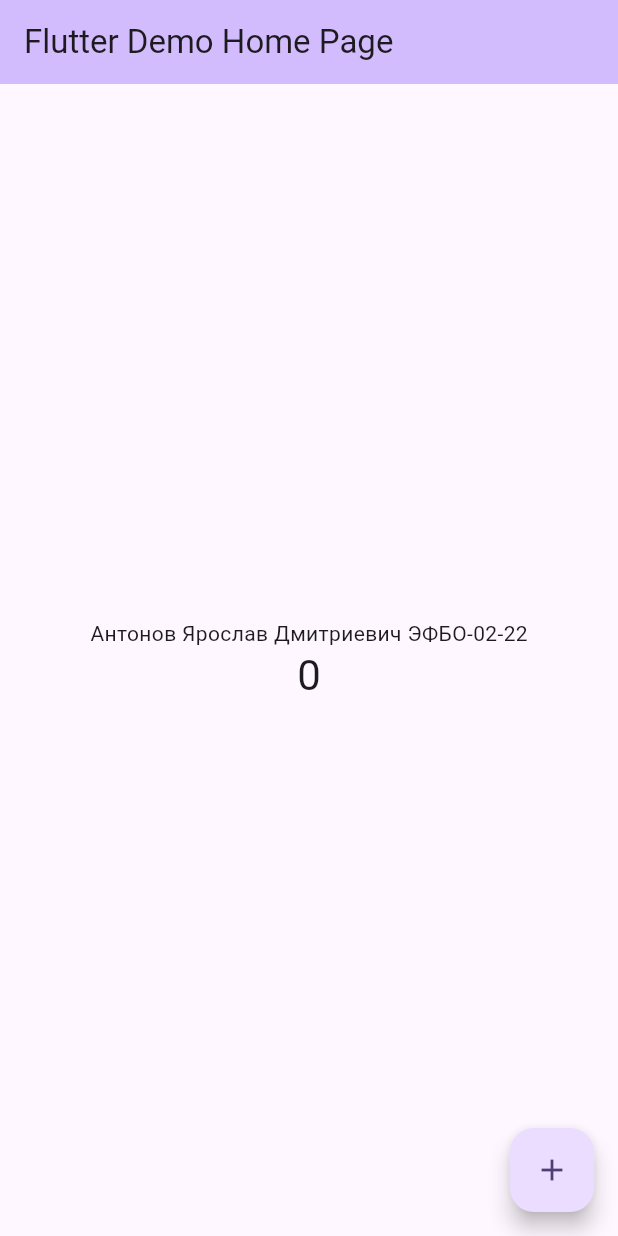
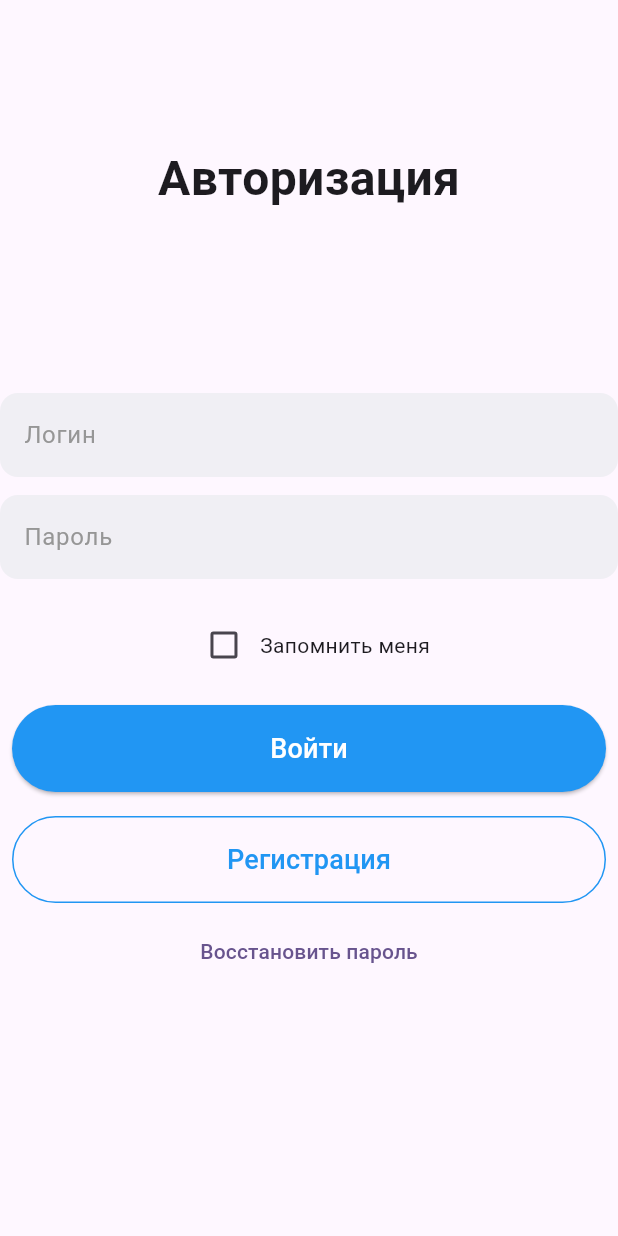
Before and after one commit to karazi2/pr2_pks, a Flutter app: the screen it shows after launch, on a phone screen of 412 x 824 dp. Run offline on Flutter 3.47's test engine with Material 3 defaults, Android fonts, the phone set to English and light mode, and no system bars.

Commit message:
Update main.dart

```diff
--- a/lib/main.dart
+++ b/lib/main.dart
@@ -7,119 +7,158 @@ void main() {
 class MyApp extends StatelessWidget {
   const MyApp({super.key});
 
-  // This widget is the root of your application.
   @override
   Widget build(BuildContext context) {
     return MaterialApp(
-      title: 'Flutter Demo',
+      debugShowCheckedModeBanner: false,
+      title: 'ПР2',
       theme: ThemeData(
-        // This is the theme of your application.
-        //
-        // TRY THIS: Try running your application with "flutter run". You'll see
-        // the application has a purple toolbar. Then, without quitting the app,
-        // try changing the seedColor in the colorScheme below to Colors.green
-        // and then invoke "hot reload" (save your changes or press the "hot
-        // reload" button in a Flutter-supported IDE, or press "r" if you used
-        // the command line to start the app).
-        //
-        // Notice that the counter didn't reset back to zero; the application
-        // state is not lost during the reload. To reset the state, use hot
-        // restart instead.
-        //
-        // This works for code too, not just values: Most code changes can be
-        // tested with just a hot reload.
         colorScheme: ColorScheme.fromSeed(seedColor: Colors.deepPurple),
         useMaterial3: true,
       ),
-      home: const MyHomePage(title: 'Flutter Demo Home Page'),
+      home: const HomePage(),
     );
   }
 }
 
-class MyHomePage extends StatefulWidget {
-  const MyHomePage({super.key, required this.title});
-
-  // This widget is the home page of your application. It is stateful, meaning
-  // that it has a State object (defined below) that contains fields that affect
-  // how it looks.
-
-  // This class is the configuration for the state. It holds the values (in this
-  // case the title) provided by the parent (in this case the App widget) and
-  // used by the build method of the State. Fields in a Widget subclass are
-  // always marked "final".
-
-  final String title;
+class HomePage extends StatefulWidget {
+  const HomePage({super.key});
 
   @override
-  State<MyHomePage> createState() => _MyHomePageState();
+  _HomePageState createState() => _HomePageState();
 }
 
-class _MyHomePageState extends State<MyHomePage> {
-  int _counter = 0;
-
-  void _incrementCounter() {
-    setState(() {
-      // This call to setState tells the Flutter framework that something has
-      // changed in this State, which causes it to rerun the build method below
-      // so that the display can reflect the updated values. If we changed
-      // _counter without calling setState(), then the build method would not be
-      // called again, and so nothing would appear to happen.
-      _counter++;
-    });
-  }
+class _HomePageState extends State<HomePage> {
+  bool rememberMe = false;
 
   @override
   Widget build(BuildContext context) {
-    // This method is rerun every time setState is called, for instance as done
-    // by the _incrementCounter method above.
-    //
-    // The Flutter framework has been optimized to make rerunning build methods
-    // fast, so that you can just rebuild anything that needs updating rather
-    // than having to individually change instances of widgets.
     return Scaffold(
-      appBar: AppBar(
-        // TRY THIS: Try changing the color here to a specific color (to
-        // Colors.amber, perhaps?) and trigger a hot reload to see the AppBar
-        // change color while the other colors stay the same.
-        backgroundColor: Theme.of(context).colorScheme.inversePrimary,
-        // Here we take the value from the MyHomePage object that was created by
-        // the App.build method, and use it to set our appbar title.
-        title: Text(widget.title),
+      appBar: AppBar(),
+      body: Column(
+        children: <Widget>[
+          Padding(
+            padding: const EdgeInsets.only(top: 40.0), // Отступ сверху для текста
+            child: const Text(
+              'Авторизация',
+              style: TextStyle(
+                fontSize: 32,
+                fontWeight: FontWeight.bold,
+              ),
+            ),
+          ),
+          SizedBox(height: 120,),
+          const Padding(
+            padding: EdgeInsets.only(bottom: 12.0),
+            child: TextField(
+              decoration: InputDecoration(
+                hintText: 'Логин',
+                hintStyle: TextStyle(
+                  color: Color.fromRGBO(150, 150, 150, 1),
+                ),
+                filled: true,
+                fillColor: Color.fromRGBO(240, 239, 244, 1),
+                border: OutlineInputBorder(
+                  borderRadius: BorderRadius.all(Radius.circular(12.0)),
+                  borderSide: BorderSide.none,
+                ),
+                enabledBorder: OutlineInputBorder(
+                  borderRadius: BorderRadius.all(Radius.circular(12.0)),
+                  borderSide: BorderSide.none,
+                ),
+                focusedBorder: OutlineInputBorder(
+                  borderRadius: BorderRadius.all(Radius.circular(12.0)),
+                  borderSide: BorderSide.none,
+                ),
+              ),
+            ),
+          ),
+          const Padding(
+            padding: EdgeInsets.only(bottom: 12.0),
+            child: TextField(
+              obscureText: true,
+              decoration: InputDecoration(
+                hintText: 'Пароль',
+                hintStyle: TextStyle(
+                  color: Color.fromRGBO(150, 150, 150, 1),
+                ),
+                filled: true,
+                fillColor: Color.fromRGBO(240, 239, 244, 1),
+                border: OutlineInputBorder(
+                  borderRadius: BorderRadius.all(Radius.circular(12.0)),
+                  borderSide: BorderSide.none,
+                ),
+                enabledBorder: OutlineInputBorder(
+                  borderRadius: BorderRadius.all(Radius.circular(12.0)),
+                  borderSide: BorderSide.none,
+                ),
+                focusedBorder: OutlineInputBorder(
+                  borderRadius: BorderRadius.all(Radius.circular(12.0)),
+                  borderSide: BorderSide.none,
+                ),
+              ),
+            ),
+          ),
+          Padding(
+            padding: const EdgeInsets.all(8.0),
+            child: Row(
+              mainAxisAlignment: MainAxisAlignment.center,
+              children: [
+                Checkbox(
+                  value: rememberMe,
+                  onChanged: (bool? value) {
+                    setState(() {
+                      rememberMe = value ?? false;
+                    });
+                  },
+                ),
+                const Text('Запомнить меня'),
+              ],
+            ),
+          ),
+          Padding(
+            padding: const EdgeInsets.all(8.0),
+            child: SizedBox(
+              width: double.infinity, // Полная ширина родителя
+              child: ElevatedButton(
+                style: ElevatedButton.styleFrom(
+                  backgroundColor: Colors.blue, // Синий цвет кнопки
+                  foregroundColor: Colors.white, // Белый цвет текста
+                  padding: const EdgeInsets.symmetric(vertical: 16.0),
+                ),
+                onPressed: () {},
+                child: const Text(
+                  'Войти',
+                  style: TextStyle(fontSize: 18),
+                ),
+              ),
+            ),
+          ),
+          Padding(
+            padding: const EdgeInsets.all(8.0),
+            child: SizedBox(
+              width: double.infinity, // Полная ширина родителя
+              child: OutlinedButton(
+                style: OutlinedButton.styleFrom(
+                  side: const BorderSide(color: Colors.blue), // Синяя обводка
+                  padding: const EdgeInsets.symmetric(vertical: 16.0),
+                ),
+                onPressed: () {},
+                child: const Text(
+                  'Регистрация',
+                  style: TextStyle(color: Colors.blue, fontSize: 18), // Синий текст
+                ),
+              ),
+            ),
+          ),
+          TextButton(
+            onPressed: () {
+              // Логика для восстановления пароля
+            },
+            child: const Text('Восстановить пароль'),
+          ),
+        ],
       ),
-      body: Center(
-        // Center is a layout widget. It takes a single child and positions it
-        // in the middle of the parent.
-        child: Column(
-          // Column is also a layout widget. It takes a list of children and
-          // arranges them vertically. By default, it sizes itself to fit its
-          // children horizontally, and tries to be as tall as its parent.
-          //
-          // Column has various properties to control how it sizes itself and
-          // how it positions its children. Here we use mainAxisAlignment to
-          // center the children vertically; the main axis here is the vertical
-          // axis because Columns are vertical (the cross axis would be
-          // horizontal).
-          //
-          // TRY THIS: Invoke "debug painting" (choose the "Toggle Debug Paint"
-          // action in the IDE, or press "p" in the console), to see the
-          // wireframe for each widget.
-          mainAxisAlignment: MainAxisAlignment.center,
-          children: <Widget>[
-            const Text(
-              'Антонов Ярослав Дмитриевич ЭФБО-02-22',
-            ),
-            Text(
-              '$_counter',
-              style: Theme.of(context).textTheme.headlineMedium,
-            ),
-          ],
-        ),
-      ),
-      floatingActionButton: FloatingActionButton(
-        onPressed: _incrementCounter,
-        tooltip: 'Increment',
-        child: const Icon(Icons.add),
-      ), // This trailing comma makes auto-formatting nicer for build methods.
     );
   }
 }
```
